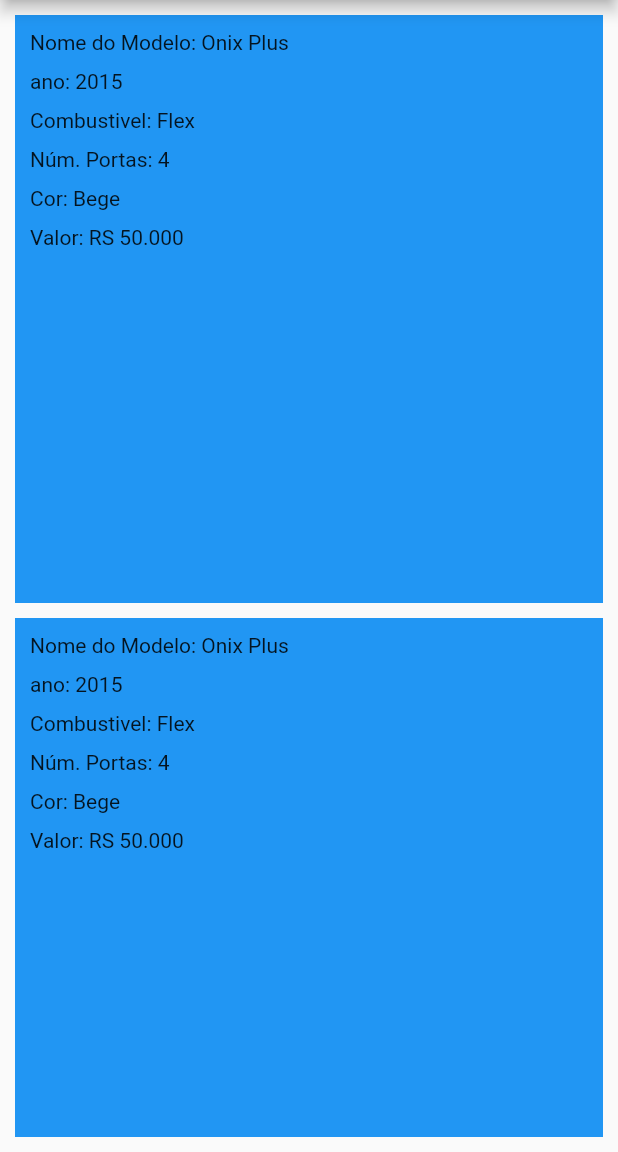
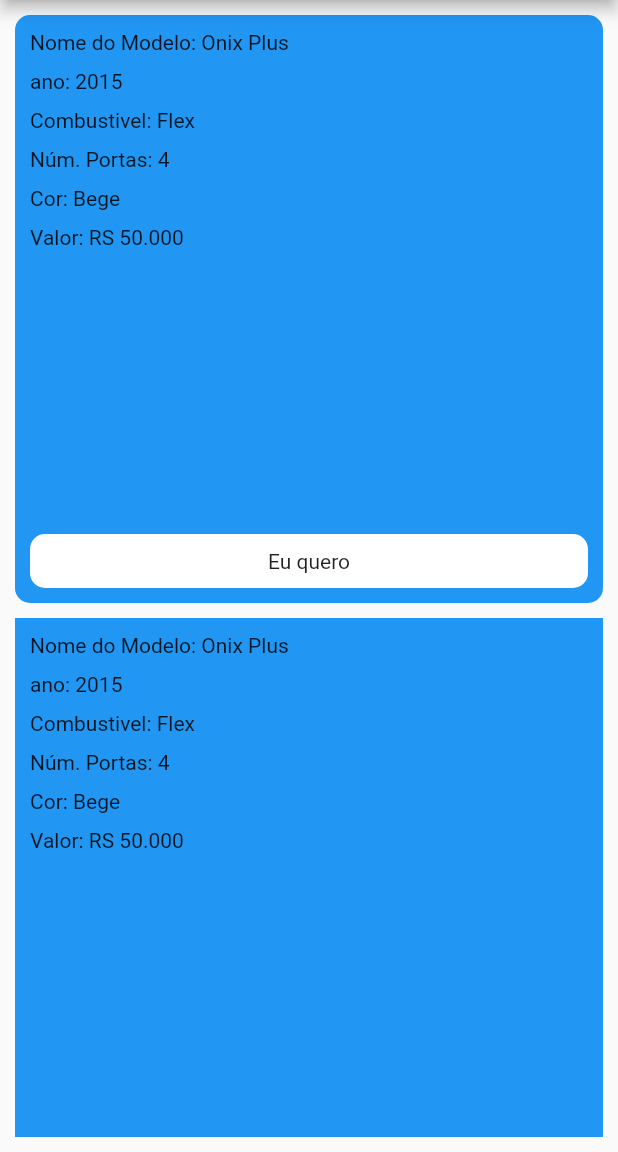
Before and after one commit to Danielmtdc16/app_api_carros, a Flutter app: the screen it shows after launch, on a phone screen of 412 x 824 dp, the part 84-1236 px from its top. Run offline on Flutter 3.47's test engine with Material 2 defaults, Android fonts, the phone set to English and light mode, and no system bars.

Commit message:
card inicial feito. configurações básicas para teste.

```diff
--- a/lib/pages/home_page.dart
+++ b/lib/pages/home_page.dart
@@ -23,10 +23,18 @@
           mainAxisSpacing: 10,
           children: [
             Container(
+              decoration: BoxDecoration(
                   color: Colors.blue,
+                  borderRadius: BorderRadius.all(Radius.circular(10))
+              ),
               width: double.infinity,
-              child: const Padding(
+              child: Padding(
                 padding: EdgeInsets.all(10),
+                child: Column(
+                  children: [
+                    Expanded(
+                      child: Container(
+                        width: double.infinity,
                         child: Column(
                           crossAxisAlignment: CrossAxisAlignment.start,
                           children: [
@@ -41,7 +49,29 @@
                             Text('Cor: Bege'),
                             SizedBox(height: 10,),
                             Text('Valor: RS 50.000'),
-                    SizedBox(height: 10,),
+                          ],
+                        ),
+                      ),
+                    ),
+                    Container(
+                      decoration: BoxDecoration(
+                        color: Colors.white,
+                        borderRadius: BorderRadius.all(Radius.circular(10))
+                      ),
+                      child: Align(
+                        alignment: Alignment.bottomCenter,
+                        child: Container(
+                          width: double.infinity,
+                          child: Padding(
+                            padding: EdgeInsets.all(10),
+                            child: Center(
+                              child: Text('Eu quero'),
+                            ),
+                          ),
+                        ),
+                      ),
+                    ),
+
                   ],
                 ),
               ),
```
Lines whose indentation alone changed are shown as unchanged.
